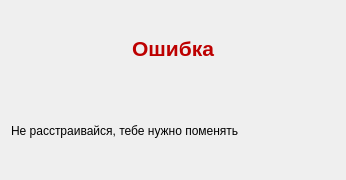
Before: the Qt Designer form error.ui in Helsing02/Graph-Builder, drawn with Qt 5.
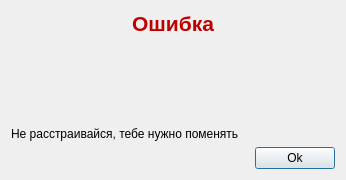
After: the same form once the commit is applied.

Patch:
```diff
--- a/error.ui
+++ b/error.ui
@@ -13,8 +13,8 @@
   <property name="windowTitle">
    <string>Dialog</string>
   </property>
-  <layout class="QGridLayout" name="gridLayout_3">
-   <item row="0" column="0">
+  <layout class="QVBoxLayout" name="verticalLayout_2">
+   <item>
     <layout class="QGridLayout" name="gridLayout_2">
      <item row="0" column="0">
       <layout class="QVBoxLayout" name="verticalLayout">
@@ -31,6 +31,19 @@
          </property>
         </widget>
        </item>
+       <item>
+        <spacer name="verticalSpacer">
+         <property name="orientation">
+          <enum>Qt::Vertical</enum>
+         </property>
+         <property name="sizeHint" stdset="0">
+          <size>
+           <width>20</width>
+           <height>40</height>
+          </size>
+         </property>
+        </spacer>
+       </item>
        <item>
         <widget class="QLabel" name="text">
          <property name="text">
@@ -42,6 +55,30 @@
      </item>
     </layout>
    </item>
+   <item>
+    <layout class="QHBoxLayout" name="horizontalLayout">
+     <item>
+      <spacer name="horizontalSpacer">
+       <property name="orientation">
+        <enum>Qt::Horizontal</enum>
+       </property>
+       <property name="sizeHint" stdset="0">
+        <size>
+         <width>40</width>
+         <height>20</height>
+        </size>
+       </property>
+      </spacer>
+     </item>
+     <item>
+      <widget class="QPushButton" name="pushButton">
+       <property name="text">
+        <string>Ok</string>
+       </property>
+      </widget>
+     </item>
+    </layout>
+   </item>
   </layout>
  </widget>
  <resources/>
```
Left out of the diff: 19 changed lines with no effect on the pictures.
